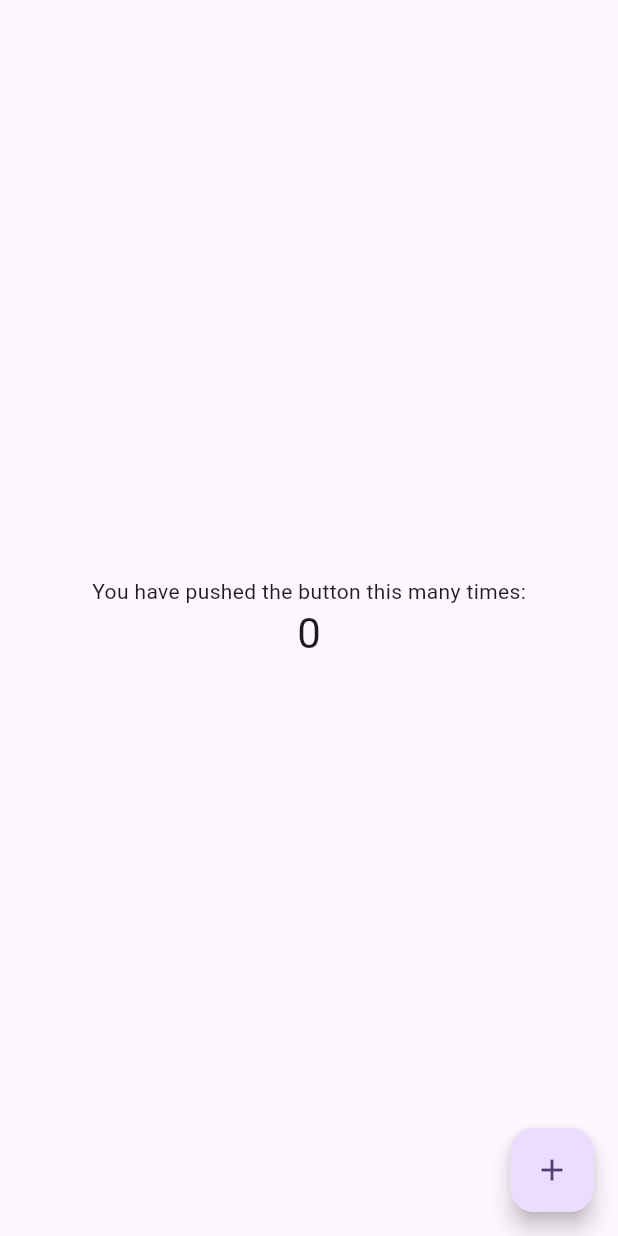
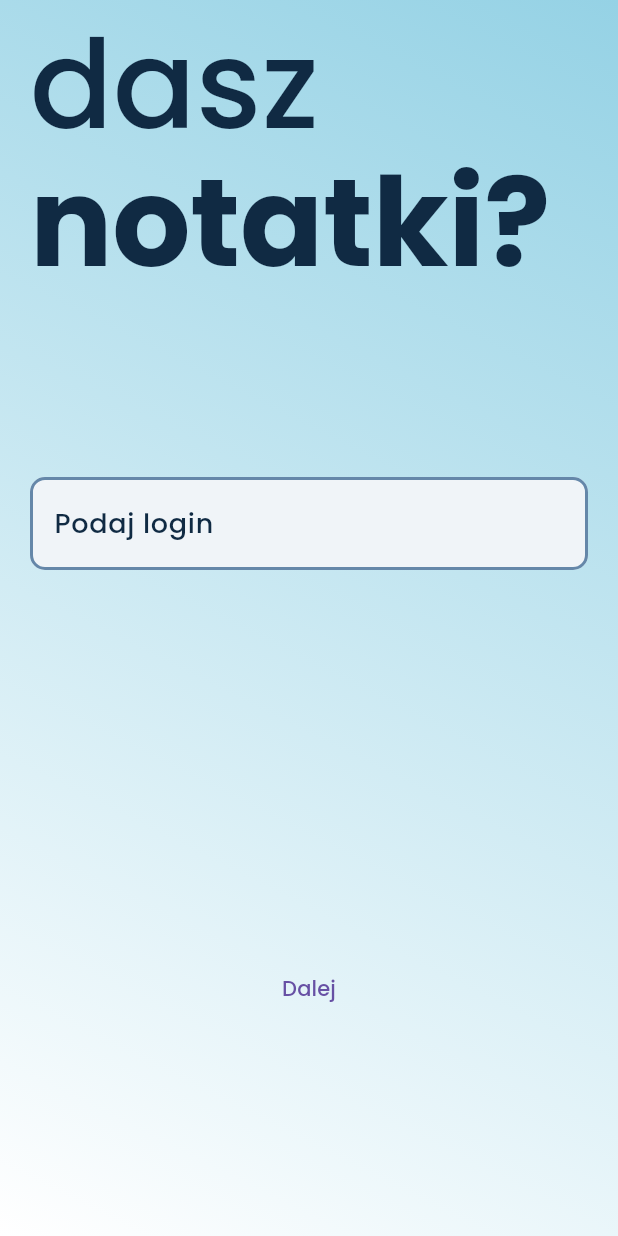
Before and after one commit to Miszczykk/dasz_spisac, a Flutter app: the screen it shows after launch, on a phone screen of 412 x 824 dp. Run offline on Flutter 3.47's test engine with Material 3 defaults, Android fonts, the light colour scheme and no system bars.

Commit message:
Added input to loginPage.dart

```diff
--- a/lib/loginPage.dart
+++ b/lib/loginPage.dart
@@ -0,0 +1,40 @@
+import 'package:flutter/material.dart';
+import './theme/gradientScaffold.dart';
+class LoginPage extends StatelessWidget{
+  const LoginPage({super.key});
+
+  @override
+  Widget build(BuildContext context) {
+    return GradientScaffold(
+      body: SafeArea(
+        child: Column(
+          children: [
+            Align(
+              alignment: Alignment.topLeft,
+              child: Text.rich(
+                  TextSpan(style: Theme.of(context).textTheme.displayLarge,
+                      children: [const
+                      TextSpan(text: "dasz\n"),
+                        TextSpan(text: "notatki?", style: Theme.of(context).textTheme.displayLarge?.copyWith(fontWeight: FontWeight.bold))])
+              ),
+            ),
+
+            Expanded(
+              child: Center(
+                  child: TextField(
+                        decoration: const InputDecoration(
+                            border: OutlineInputBorder(),
+                            labelText: 'Podaj login'
+                        )
+                    ),
+              )
+            ),
+            Expanded(
+              child: TextButton(onPressed: (){}, child: Text('Dalej')),
+            )
+          ],
+        ),
+      ),
+    );
+  }
+}
--- a/lib/main.dart
+++ b/lib/main.dart
@@ -1,4 +1,6 @@
 import 'package:flutter/material.dart';
+import 'loginPage.dart';
+import './theme/theme.dart';
 
 void main() {
   runApp(const MyApp());
@@ -10,51 +12,9 @@ class MyApp extends StatelessWidget {
   @override
   Widget build(BuildContext context) {
     return MaterialApp(
-      theme: ThemeData(
-        colorScheme: .fromSeed(seedColor: Colors.deepPurple),
-      ),
-      home: const MyHomePage(),
+      debugShowCheckedModeBanner: false,
+      theme: AppTheme.lightTheme,
+      home: const LoginPage(),
     );
   }
 }
-
-class MyHomePage extends StatefulWidget {
-  const MyHomePage({super.key});
-  @override
-  State<MyHomePage> createState() => _MyHomePageState();
-}
-
-class _MyHomePageState extends State<MyHomePage> {
-  int _counter = 0;
-
-  void _incrementCounter() {
-    setState(() {
-      _counter++;
-    });
-  }
-
-  @override
-  Widget build(BuildContext context) {
-    return Scaffold(
-      body: Center(
-
-        child: Column(
-
-          mainAxisAlignment: .center,
-          children: [
-            const Text('You have pushed the button this many times:'),
-            Text(
-              '$_counter',
-              style: Theme.of(context).textTheme.headlineMedium,
-            ),
-          ],
-        ),
-      ),
-      floatingActionButton: FloatingActionButton(
-        onPressed: _incrementCounter,
-        tooltip: 'Increment',
-        child: const Icon(Icons.add),
-      ),
-    );
-  }
-}
--- a/lib/theme/colors.dart
+++ b/lib/theme/colors.dart
@@ -1,7 +1,7 @@
 import 'package:flutter/material.dart';
-class Colors{
-  Colors._();
-  static Gradient bgColor = LinearGradient(colors: [Color(0xFFFFFFFF), Color(0xFF95D2E5)], begin: Alignment.bottomLeft, end: Alignment.topRight);
+class AppColors{
+  AppColors._();
+  static const Gradient bgColor = LinearGradient(colors: [Color(0xFFFFFFFF), Color(0xFF95D2E5)], begin: Alignment.bottomLeft, end: Alignment.topRight);
   static const Color primaryBlue = Color(0xFF102A43);
   static const Color secondaryBlue = Color(0xFF486581);
 
--- /dev/null
+++ b/lib/theme/gradientScaffold.dart
@@ -0,0 +1,30 @@
+import 'package:flutter/material.dart';
+import 'colors.dart';
+
+class GradientScaffold extends StatelessWidget{
+  final Widget body;
+  final PreferredSizeWidget? appBar;
+  final Widget? floatingActionButton;
+
+  const GradientScaffold({
+    required this.body,
+    this.appBar,
+    this.floatingActionButton,
+    super.key
+  });
+
+  @override
+  Widget build(BuildContext context) {
+    return Container(
+      decoration: BoxDecoration(
+        gradient: AppColors.bgColor,
+      ),
+      child: Scaffold(
+        backgroundColor: Colors.transparent,
+        appBar: appBar,
+        body: Padding(padding: const EdgeInsets.symmetric(horizontal: 20, vertical: 10), child: body),
+        floatingActionButton: floatingActionButton,
+      ),
+    );
+  }
+}
--- /dev/null
+++ b/lib/theme/theme.dart
@@ -0,0 +1,58 @@
+import 'package:flutter/material.dart';
+import 'colors.dart';
+
+class AppTheme {
+  AppTheme._();
+
+  static ThemeData get lightTheme {
+    const defaultLargeText = TextStyle(
+      fontSize: 72,
+      fontWeight: FontWeight.normal,
+      color: AppColors.primaryBlue,
+    );
+
+    return ThemeData(
+      useMaterial3: true,
+      fontFamily: 'Poppins',
+
+      textTheme: TextTheme(
+          displayLarge: TextStyle(
+            fontSize: 82,
+            fontWeight: FontWeight.normal,
+            color: AppColors.primaryBlue,
+          ),
+        bodyLarge: TextStyle(
+          fontSize: 20,
+          fontWeight: FontWeight.normal,
+          color: AppColors.textInputActive
+        )
+      ),
+
+      inputDecorationTheme: InputDecorationTheme(
+        filled: true,
+        fillColor: AppColors.bgInput,
+        labelStyle: const TextStyle(
+          color: AppColors.textInputActive,
+          fontSize: 18,
+        ),
+        hintStyle: const TextStyle(
+          color: AppColors.textInputDesibled
+        ),
+        enabledBorder: OutlineInputBorder(
+          borderRadius: BorderRadius.circular(10.0),
+          borderSide: const BorderSide(
+            color: AppColors.borderInput,
+            width: 2
+          )
+        ),
+        focusedBorder: OutlineInputBorder(
+            borderRadius: BorderRadius.circular(10.0),
+            borderSide: const BorderSide(
+                color: AppColors.borderInput,
+                width: 2
+            )
+        ),
+      ),
+    );
+  }
+}
```
Also changed, not shown: pubspec.yaml (+9 -4 lines), assets/fonts/Poppins-Bold.ttf (renamed from assets/fonts/Poppins/Poppins-Bold.ttf), assets/fonts/Poppins-Medium.ttf (renamed from assets/fonts/Poppins/Poppins-Medium.ttf), assets/fonts/Poppins-Regular.ttf (renamed from assets/fonts/Poppins/Poppins-Regular.ttf).
